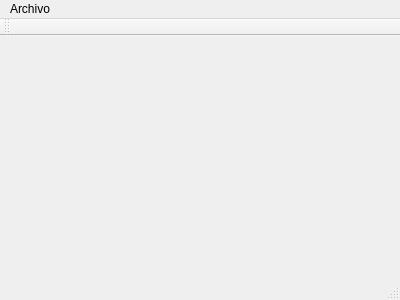
First picture: the form in mainwindow.ui, repository antonioaraujob/optimizacionac, before the edit.
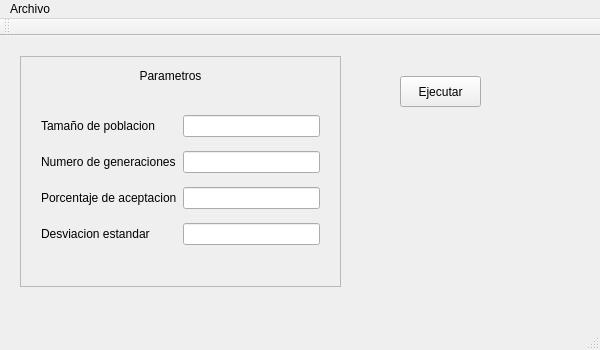
Second picture: the form after the edit.

The edit to the form file:
```diff
--- a/mainwindow.ui
+++ b/mainwindow.ui
@@ -6,20 +6,128 @@
    <rect>
     <x>0</x>
     <y>0</y>
-    <width>400</width>
-    <height>300</height>
+    <width>600</width>
+    <height>350</height>
    </rect>
   </property>
   <property name="windowTitle">
    <string>MainWindow</string>
   </property>
-  <widget class="QWidget" name="centralWidget"/>
+  <widget class="QWidget" name="centralWidget">
+   <widget class="QFrame" name="frame">
+    <property name="geometry">
+     <rect>
+      <x>20</x>
+      <y>20</y>
+      <width>321</width>
+      <height>231</height>
+     </rect>
+    </property>
+    <property name="frameShape">
+     <enum>QFrame::StyledPanel</enum>
+    </property>
+    <property name="frameShadow">
+     <enum>QFrame::Raised</enum>
+    </property>
+    <widget class="QLabel" name="label">
+     <property name="geometry">
+      <rect>
+       <x>100</x>
+       <y>10</y>
+       <width>101</width>
+       <height>20</height>
+      </rect>
+     </property>
+     <property name="text">
+      <string>Parametros</string>
+     </property>
+     <property name="alignment">
+      <set>Qt::AlignCenter</set>
+     </property>
+    </widget>
+    <widget class="QWidget" name="gridLayoutWidget">
+     <property name="geometry">
+      <rect>
+       <x>10</x>
+       <y>40</y>
+       <width>301</width>
+       <height>171</height>
+      </rect>
+     </property>
+     <layout class="QGridLayout" name="gridLayout">
+      <item row="0" column="0">
+       <widget class="QLabel" name="label_2">
+        <property name="text">
+         <string>Tamaño de poblacion</string>
+        </property>
+       </widget>
+      </item>
+      <item row="2" column="1">
+       <widget class="QLineEdit" name="lineEditAceptationPercentage"/>
+      </item>
+      <item row="1" column="1">
+       <widget class="QLineEdit" name="lineEditGenerationNumber"/>
+      </item>
+      <item row="1" column="0">
+       <widget class="QLabel" name="label_3">
+        <property name="text">
+         <string>Numero de generaciones</string>
+        </property>
+       </widget>
+      </item>
+      <item row="0" column="1">
+       <widget class="QLineEdit" name="lineEditPopulationSize">
+        <property name="toolTip">
+         <string extracomment="[1..1000]"/>
+        </property>
+       </widget>
+      </item>
+      <item row="2" column="0">
+       <widget class="QLabel" name="label_4">
+        <property name="text">
+         <string>Porcentaje de aceptacion</string>
+        </property>
+        <property name="scaledContents">
+         <bool>false</bool>
+        </property>
+        <property name="wordWrap">
+         <bool>false</bool>
+        </property>
+       </widget>
+      </item>
+      <item row="3" column="0">
+       <widget class="QLabel" name="label_5">
+        <property name="text">
+         <string>Desviacion estandar</string>
+        </property>
+       </widget>
+      </item>
+      <item row="3" column="1">
+       <widget class="QLineEdit" name="lineEditMutationStd"/>
+      </item>
+     </layout>
+    </widget>
+   </widget>
+   <widget class="QPushButton" name="pushButtonRun">
+    <property name="geometry">
+     <rect>
+      <x>400</x>
+      <y>40</y>
+      <width>81</width>
+      <height>31</height>
+     </rect>
+    </property>
+    <property name="text">
+     <string>Ejecutar</string>
+    </property>
+   </widget>
+  </widget>
   <widget class="QMenuBar" name="menuBar">
    <property name="geometry">
     <rect>
      <x>0</x>
      <y>0</y>
-     <width>400</width>
+     <width>600</width>
      <height>19</height>
     </rect>
    </property>
```
Left out of the diff: 2 changed lines with no effect on the pictures.
